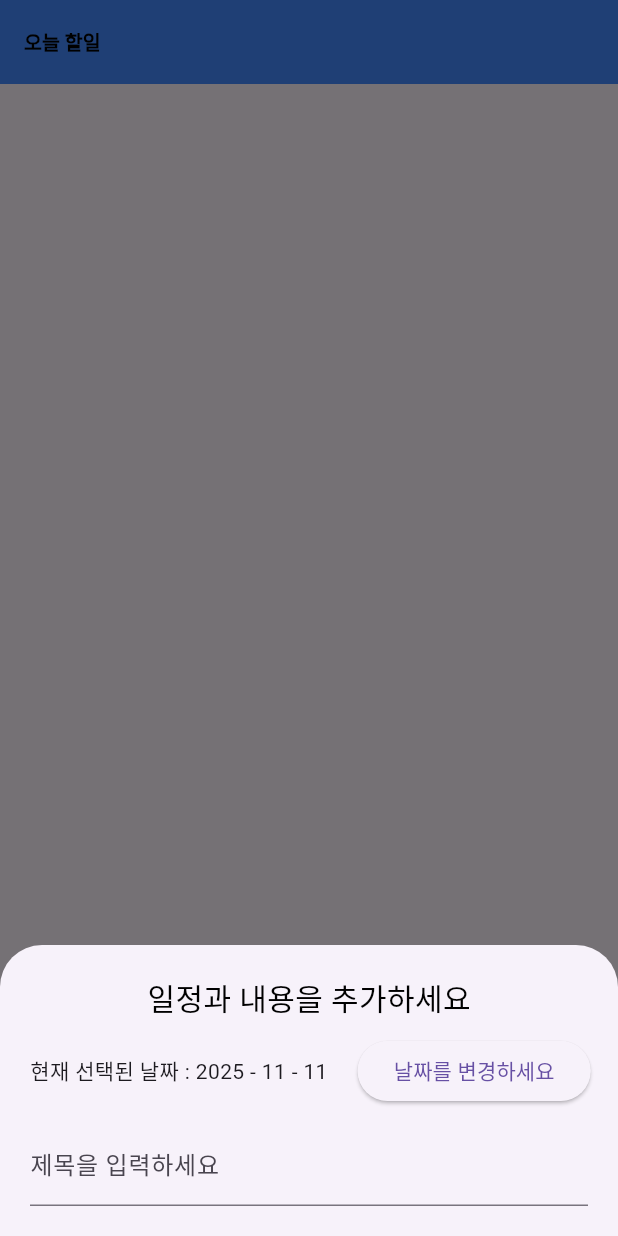
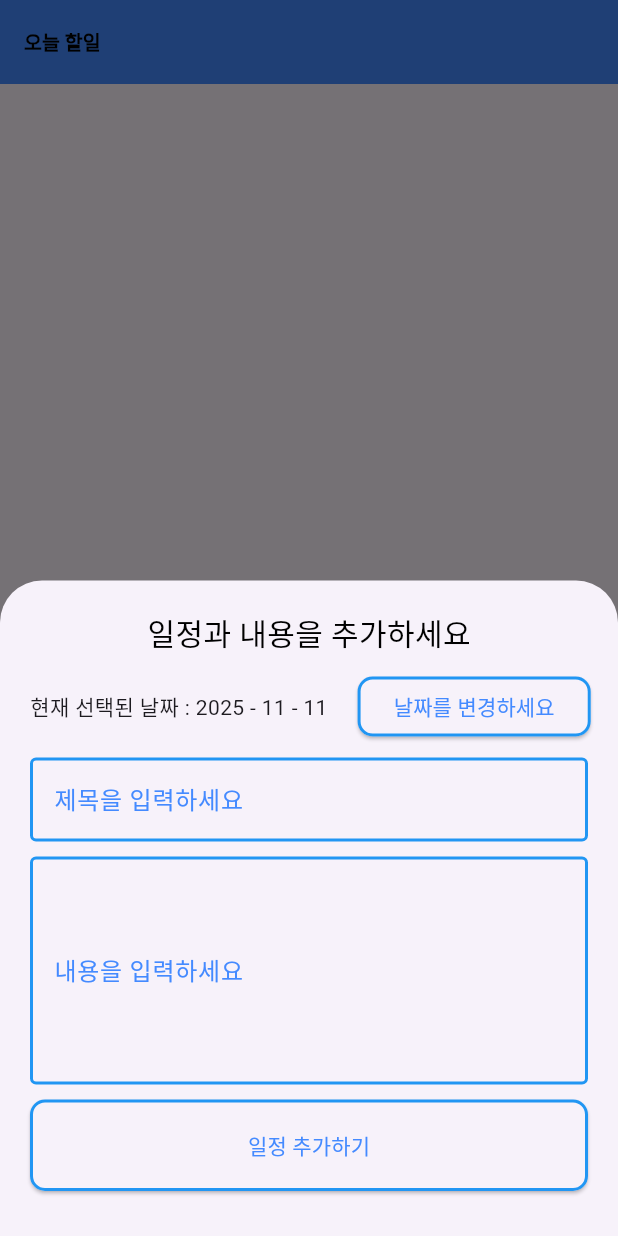
Before and after one commit to devhyunwoo/flutter_doit, a Flutter app: the screen it shows after launch, after a tap on the "plus one" icon, on a phone screen of 412 x 824 dp. Run offline on Flutter 3.47's test engine with Material 3 defaults, Android fonts, the phone set to English and light mode, and no system bars; our stand-ins replace flutter_riverpod, freezed_annotation, go_router, sqflite; accounts and stored records are empty.

Commit message:
sqflite 연동

```diff
--- a/lib/ui/home/contract/event/home_event.dart
+++ b/lib/ui/home/contract/event/home_event.dart
@@ -1,3 +1,13 @@
+import 'package:doit_app/ui/home/contract/state/todo.dart';
+
 sealed class HomeEvent {}
 
 class OnClickAddTodo extends HomeEvent {}
+
+class ReloadData extends HomeEvent {}
+
+class RemoveTodo extends HomeEvent {
+  final TodoModel todo;
+
+  RemoveTodo(this.todo);
+}
--- a/lib/ui/home/contract/state/todo.dart
+++ b/lib/ui/home/contract/state/todo.dart
@@ -1,14 +1,18 @@
 import 'package:freezed_annotation/freezed_annotation.dart';
 
 part 'todo.freezed.dart';
+part 'todo.g.dart';
 
 @freezed
 class TodoModel with _$TodoModel {
   const factory TodoModel({
-    required int id,
+    int? id,
+    @Default('') String imageUrl,
     required String title,
     required String content,
     required DateTime dateTime,
-    @Default(false) bool isDone,
+    @Default(0) int isDone,
   }) = _TodoModel;
+
+  factory TodoModel.fromJson(Map<String, dynamic> json) => _$TodoModelFromJson(json);
 }
--- a/lib/ui/home/view/widgets/bottom_sheet/bottom_sheet.dart
+++ b/lib/ui/home/view/widgets/bottom_sheet/bottom_sheet.dart
@@ -1,6 +1,8 @@
-import 'package:doit_app/ui/home/view/widgets/bottom_sheet/bottom_sheet_provider.dart';
 import 'package:flutter/material.dart';
 import 'package:flutter_riverpod/flutter_riverpod.dart';
+import 'package:go_router/go_router.dart';
+
+import '../../../../di/di.dart';
 
 class HomeBottomSheet extends ConsumerWidget {
   const HomeBottomSheet({super.key});
@@ -24,7 +26,12 @@ class HomeBottomSheet extends ConsumerWidget {
           SizedBox(height: 10),
           _dateTimeItem(context, ref),
           SizedBox(height: 10),
-          _TitleItem(ref),
+          _titleItem(ref),
+          SizedBox(height: 10),
+          _contentItem(ref),
+          SizedBox(height: 10),
+          _addButtonItem(context, ref),
+          SizedBox(height: 10),
         ],
       ),
     );
@@ -52,16 +59,33 @@ class HomeBottomSheet extends ConsumerWidget {
               ref.read(bottomSheetProvider.notifier).setDateTime(picker);
             }
           },
-          child: Text('날짜를 변경하세요'),
+          style: ElevatedButton.styleFrom(
+            foregroundColor: Colors.blueAccent,
+            shape: RoundedRectangleBorder(
+              borderRadius: BorderRadius.circular(10),
+              side: BorderSide(color: Colors.blue, width: 2),
+            ),
+          ),
+          child: const Text('날짜를 변경하세요'),
         ),
       ],
     );
   }
 
-  Widget _TitleItem(WidgetRef ref) {
+  Widget _titleItem(WidgetRef ref) {
     final title = ref.watch(bottomSheetProvider).title;
     return TextField(
-      decoration: const InputDecoration(labelText: '제목을 입력하세요'),
+      decoration: const InputDecoration(
+        labelText: '제목을 입력하세요',
+        labelStyle: TextStyle(color: Colors.blueAccent),
+        border: OutlineInputBorder(),
+        enabledBorder: OutlineInputBorder(
+          borderSide: BorderSide(color: Colors.blue, width: 2),
+        ),
+        focusedBorder: OutlineInputBorder(
+          borderSide: BorderSide(color: Colors.blueAccent, width: 2),
+        ),
+      ),
       controller: TextEditingController(text: title)
         ..selection = TextSelection.fromPosition(
           TextPosition(offset: title.length),
@@ -69,4 +93,49 @@ class HomeBottomSheet extends ConsumerWidget {
       onChanged: ref.read(bottomSheetProvider.notifier).setTitle,
     );
   }
+
+  Widget _contentItem(WidgetRef ref) {
+    final content = ref.watch(bottomSheetProvider).content;
+    return TextField(
+      decoration: const InputDecoration(
+        labelText: '내용을 입력하세요',
+        labelStyle: TextStyle(color: Colors.blueAccent),
+        border: OutlineInputBorder(),
+        enabledBorder: OutlineInputBorder(
+          borderSide: BorderSide(color: Colors.blue, width: 2),
+        ),
+        focusedBorder: OutlineInputBorder(
+          borderSide: BorderSide(color: Colors.blueAccent, width: 2),
+        ),
+      ),
+      controller: TextEditingController(text: content)
+        ..selection = TextSelection.fromPosition(
+          TextPosition(offset: content.length),
+        ),
+      onChanged: ref.read(bottomSheetProvider.notifier).setContent,
+      minLines: 5,
+      maxLines: null,
+    );
+  }
+
+  Widget _addButtonItem(BuildContext context, WidgetRef ref) {
+    return SizedBox(
+      width: double.infinity,
+      child: ElevatedButton(
+        onPressed: () {
+          ref.read(bottomSheetProvider.notifier).addTodo();
+          context.pop();
+        },
+        style: ElevatedButton.styleFrom(
+          padding: EdgeInsets.only(top: 20, bottom: 20),
+          foregroundColor: Colors.blueAccent,
+          shape: RoundedRectangleBorder(
+            borderRadius: BorderRadius.circular(10),
+            side: BorderSide(color: Colors.blue, width: 2),
+          ),
+        ),
+        child: Text('일정 추가하기'),
+      ),
+    );
+  }
 }
--- a/lib/ui/home/view/widgets/home_body.dart
+++ b/lib/ui/home/view/widgets/home_body.dart
@@ -1,20 +1,42 @@
+import 'package:doit_app/ui/home/contract/event/home_event.dart';
 import 'package:doit_app/ui/home/view/widgets/todo_item.dart';
-import 'package:doit_app/ui/home/view_model/home_view_model.dart';
 import 'package:flutter/material.dart';
 import 'package:flutter_riverpod/flutter_riverpod.dart';
+
+import '../../../di/di.dart';
 
 class HomeBody extends ConsumerWidget {
   const HomeBody({super.key});
 
   @override
   Widget build(BuildContext context, WidgetRef ref) {
-    final state = ref.watch(homeViewModelProvider);
-    return ListView.builder(
-      itemCount: state.items.length,
-      itemBuilder: (context, index) {
-        final item = state.items[index];
-        return TodoItem(item);
+    final asyncState = ref.watch(homeViewModelProvider);
+    return asyncState.when(
+      data: (state) {
+        return ListView.builder(
+          itemCount: state.items.length,
+          itemBuilder: (context, index) {
+            final item = state.items[index];
+            return Dismissible(
+              key: ValueKey(item.id),
+              direction: DismissDirection.endToStart,
+              background: Container(
+                color: Colors.red,
+                alignment: Alignment.center,
+                child: Icon(Icons.delete, color: Colors.white),
+              ),
+              onDismissed: (_) {
+                ref
+                    .read(homeViewModelProvider.notifier)
+                    .setEvent(RemoveTodo(item));
+              },
+              child: TodoItem(item),
+            );
+          },
+        );
       },
+      error: (e, r) => Center(child: Text('데이터 로드 오류: ${e.toString()}')),
+      loading: () => const Center(child: CircularProgressIndicator()),
     );
   }
 }
--- a/lib/ui/home/view/widgets/todo_item.dart
+++ b/lib/ui/home/view/widgets/todo_item.dart
@@ -1,7 +1,8 @@
 import 'package:doit_app/ui/home/contract/state/todo.dart';
-import 'package:doit_app/ui/home/view_model/home_view_model.dart';
 import 'package:flutter/material.dart';
 import 'package:flutter_riverpod/flutter_riverpod.dart';
+
+import '../../../di/di.dart';
 
 class TodoItem extends ConsumerWidget {
   final TodoModel todoModel;
@@ -23,7 +24,7 @@ class TodoItem extends ConsumerWidget {
             ),
           ),
           Checkbox(
-            value: todoModel.isDone,
+            value: todoModel.isDone == 0 ? false : true,
             onChanged: (bool? value) {
               ref
                   .read(homeViewModelProvider.notifier)
--- a/lib/ui/home/view_model/home_view_model.dart
+++ b/lib/ui/home/view_model/home_view_model.dart
@@ -1,5 +1,6 @@
 import 'dart:async';
 
+import 'package:doit_app/ui/di/di.dart';
 import 'package:doit_app/ui/home/contract/effect/home_effect.dart';
 import 'package:doit_app/ui/home/contract/state/home_state.dart';
 import 'package:doit_app/ui/home/contract/state/todo.dart';
@@ -7,49 +8,57 @@ import 'package:flutter_riverpod/flutter_riverpod.dart';
 
 import '../contract/event/home_event.dart';
 
-final homeViewModelProvider = NotifierProvider<HomeViewModel, HomeState>(
-  HomeViewModel.new,
-);
-
-class HomeViewModel extends Notifier<HomeState> {
+class HomeViewModel extends AsyncNotifier<HomeState> {
   final _effectController = StreamController<HomeEffect>.broadcast();
 
   Stream<HomeEffect> get effect => _effectController.stream;
 
   @override
-  HomeState build() {
+  Future<HomeState> build() async {
     ref.onDispose(() {
       _effectController.close();
     });
     return HomeState(items: <TodoModel>[]);
   }
 
-  void addTodo(TodoModel todo) {
-    state = state.copyWith(items: [...state.items, todo]);
-  }
-
-  void removeTodo(TodoModel todo) {
-    state = state.copyWith(
-      items: state.items.where((item) => item.id != todo.id).toList(),
-    );
+  Future<void> _fetchDataFromDB() async {
+    final repository = await ref.read(dbRepositoryProvider.future);
+    final todos = await repository.getTodos();
+    state = AsyncValue.data(HomeState(items: todos));
   }
 
   void toggleDoneButton(TodoModel todo) {
-    state = state.copyWith(
-      items: state.items
+    final currentList = state.value;
+
+    if (currentList != null) {
+      final updatedList = currentList.items
           .map(
-            (item) =>
-                item.id == todo.id ? item.copyWith(isDone: !item.isDone) : item,
+            (item) => item.id == todo.id
+                ? item.copyWith(isDone: item.isDone == 0 ? 1 : 0)
+                : item,
           )
-          .toList(),
-    );
+          .toList();
+      state = AsyncValue.data(HomeState(items: updatedList));
+    }
   }
 
-  void setEvent(HomeEvent event) {
+  Future<void> _removeTodo(TodoModel todo) async {
+    final repository = await ref.read(dbRepositoryProvider.future);
+    await repository.deleteTodo(todo);
+  }
+
+  Future<void> setEvent(HomeEvent event) async {
     switch (event) {
       case OnClickAddTodo():
+        _effectController.add(ShowBottomSheet());
+      case ReloadData():
         {
-          _effectController.add(ShowBottomSheet());
+          state = const AsyncLoading();
+          await _fetchDataFromDB();
+        }
+      case RemoveTodo():
+        {
+          await _removeTodo(event.todo);
         }
     }
   }
--- a/pubspec.yaml
+++ b/pubspec.yaml
@@ -43,6 +43,8 @@ dependencies:
   # The following adds the Cupertino Icons font to your application.
   # Use with the CupertinoIcons class for iOS style icons.
   cupertino_icons: ^1.0.8
+  sqflite: ^2.4.2
+  path: ^1.9.1
 
 dev_dependencies:
   flutter_test:
```
Also changed, not shown: lib/data/database/database_helper.dart (added, +39 -0 lines), lib/data/datasource/local_datasource.dart (added, +24 -0 lines), lib/data/repository/db_repository.dart (added, +9 -0 lines), lib/data/repository_impl/db_repository_impl.dart (added, +24 -0 lines), lib/ui/di/di.dart (added, +34 -0 lines), lib/ui/home/view/home_view.dart (+5 -2 lines), lib/ui/home/view/widgets/bottom_sheet/bottom_sheet_provider.dart (+15 -5 lines), lib/ui/home/contract/state/todo.freezed.dart, lib/ui/home/contract/state/todo.g.dart (added), pubspec.lock, 3 other files.
